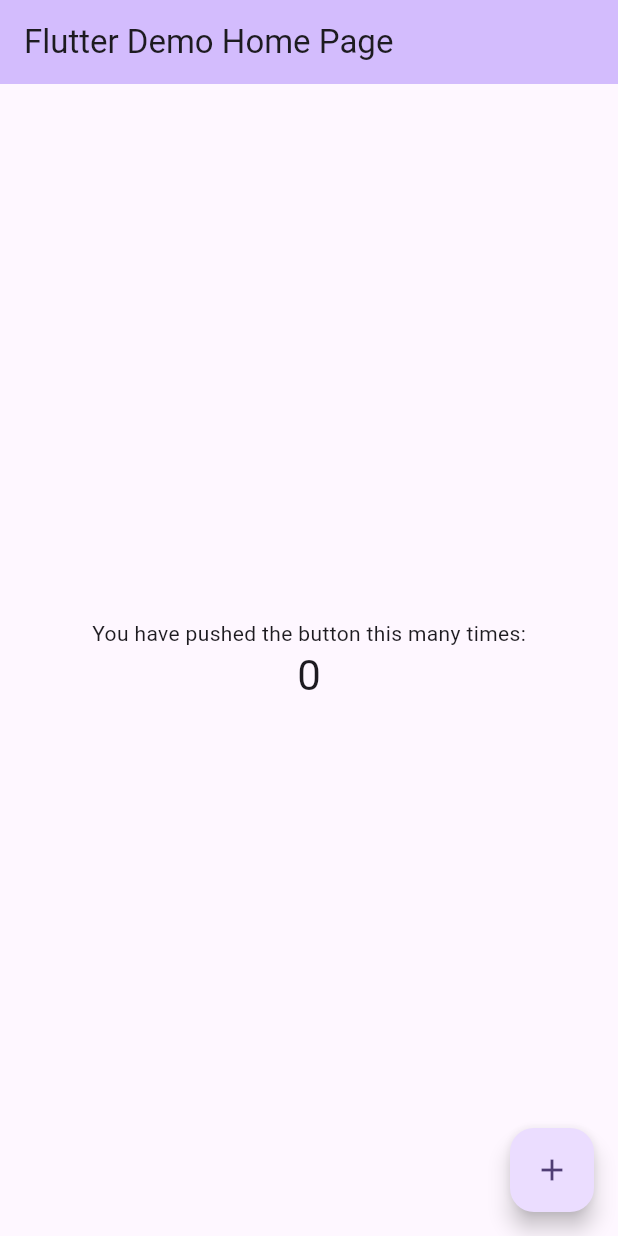
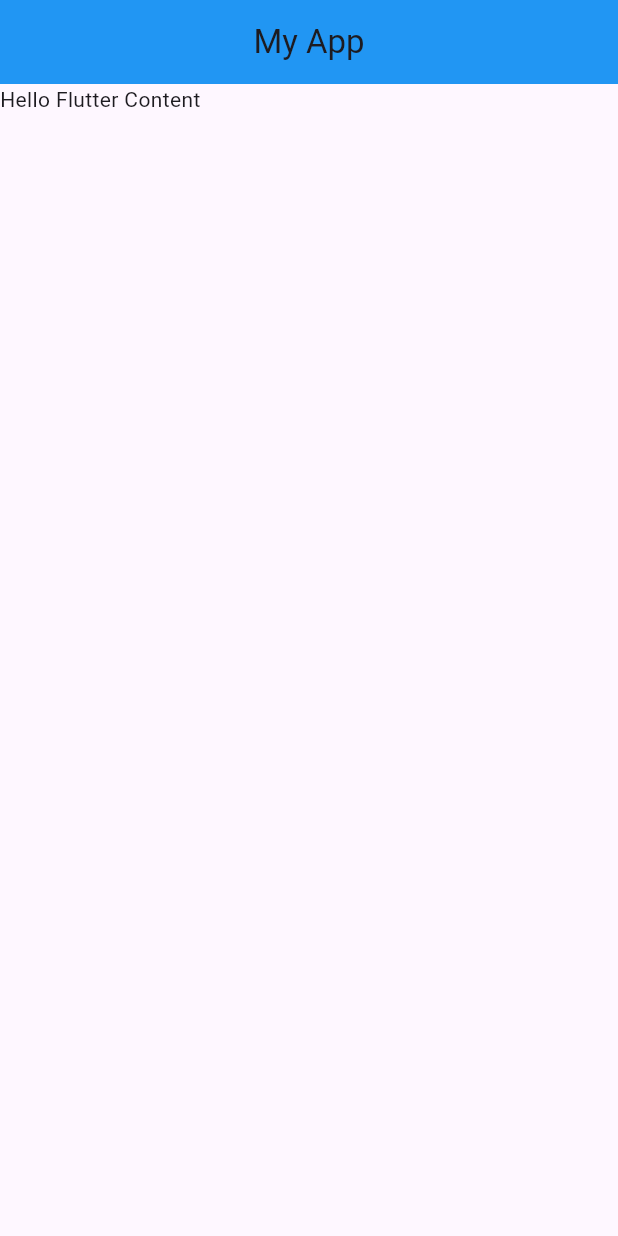
Before and after one commit to James28Dev/flutter-person-registry-kongruksiam-course, a Flutter app: the screen it shows after launch, on a phone screen of 412 x 824 dp. Run offline on Flutter 3.47's test engine with Material 3 defaults, Android fonts, the phone set to English and light mode, and no system bars.

```diff
--- a/person_registry_app/lib/main.dart
+++ b/person_registry_app/lib/main.dart
@@ -1,122 +1,26 @@
 import 'package:flutter/material.dart';
 
 void main() {
-  runApp(const MyApp());
+  runApp(
+    MaterialApp(
+      title: "My title",
+      home: Scaffold(
+        appBar: AppBar(
+          title: const Text("My App"),
+          backgroundColor: Colors.blue,
+          centerTitle: true,
+        ),
+        body: const Home(),
+      ),
+    ),
+  );
 }
 
-class MyApp extends StatelessWidget {
-  const MyApp({super.key});
-
-  // This widget is the root of your application.
-  @override
-  Widget build(BuildContext context) {
-    return MaterialApp(
-      title: 'Flutter Demo',
-      theme: ThemeData(
-        // This is the theme of your application.
-        //
-        // TRY THIS: Try running your application with "flutter run". You'll see
-        // the application has a purple toolbar. Then, without quitting the app,
-        // try changing the seedColor in the colorScheme below to Colors.green
-        // and then invoke "hot reload" (save your changes or press the "hot
-        // reload" button in a Flutter-supported IDE, or press "r" if you used
-        // the command line to start the app).
-        //
-        // Notice that the counter didn't reset back to zero; the application
-        // state is not lost during the reload. To reset the state, use hot
-        // restart instead.
-        //
-        // This works for code too, not just values: Most code changes can be
-        // tested with just a hot reload.
-        colorScheme: .fromSeed(seedColor: Colors.deepPurple),
-      ),
-      home: const MyHomePage(title: 'Flutter Demo Home Page'),
-    );
-  }
-}
-
-class MyHomePage extends StatefulWidget {
-  const MyHomePage({super.key, required this.title});
-
-  // This widget is the home page of your application. It is stateful, meaning
-  // that it has a State object (defined below) that contains fields that affect
-  // how it looks.
-
-  // This class is the configuration for the state. It holds the values (in this
-  // case the title) provided by the parent (in this case the App widget) and
-  // used by the build method of the State. Fields in a Widget subclass are
-  // always marked "final".
-
-  final String title;
-
-  @override
-  State<MyHomePage> createState() => _MyHomePageState();
-}
-
-class _MyHomePageState extends State<MyHomePage> {
-  int _counter = 0;
-
-  void _incrementCounter() {
-    setState(() {
-      // This call to setState tells the Flutter framework that something has
-      // changed in this State, which causes it to rerun the build method below
-      // so that the display can reflect the updated values. If we changed
-      // _counter without calling setState(), then the build method would not be
-      // called again, and so nothing would appear to happen.
-      _counter++;
-    });
-  }
+class Home extends StatelessWidget {
+  const Home({super.key});
 
   @override
   Widget build(BuildContext context) {
-    // This method is rerun every time setState is called, for instance as done
-    // by the _incrementCounter method above.
-    //
-    // The Flutter framework has been optimized to make rerunning build methods
-    // fast, so that you can just rebuild anything that needs updating rather
-    // than having to individually change instances of widgets.
-    return Scaffold(
-      appBar: AppBar(
-        // TRY THIS: Try changing the color here to a specific color (to
-        // Colors.amber, perhaps?) and trigger a hot reload to see the AppBar
-        // change color while the other colors stay the same.
-        backgroundColor: Theme.of(context).colorScheme.inversePrimary,
-        // Here we take the value from the MyHomePage object that was created by
-        // the App.build method, and use it to set our appbar title.
-        title: Text(widget.title),
-      ),
-      body: Center(
-        // Center is a layout widget. It takes a single child and positions it
-        // in the middle of the parent.
-        child: Column(
-          // Column is also a layout widget. It takes a list of children and
-          // arranges them vertically. By default, it sizes itself to fit its
-          // children horizontally, and tries to be as tall as its parent.
-          //
-          // Column has various properties to control how it sizes itself and
-          // how it positions its children. Here we use mainAxisAlignment to
-          // center the children vertically; the main axis here is the vertical
-          // axis because Columns are vertical (the cross axis would be
-          // horizontal).
-          //
-          // TRY THIS: Invoke "debug painting" (choose the "Toggle Debug Paint"
-          // action in the IDE, or press "p" in the console), to see the
-          // wireframe for each widget.
-          mainAxisAlignment: .center,
-          children: [
-            const Text('You have pushed the button this many times:'),
-            Text(
-              '$_counter',
-              style: Theme.of(context).textTheme.headlineMedium,
-            ),
-          ],
-        ),
-      ),
-      floatingActionButton: FloatingActionButton(
-        onPressed: _incrementCounter,
-        tooltip: 'Increment',
-        child: const Icon(Icons.add),
-      ),
-    );
+    return const Text("Hello Flutter Content");
   }
 }
```
Also changed, not shown: 3 other files.
